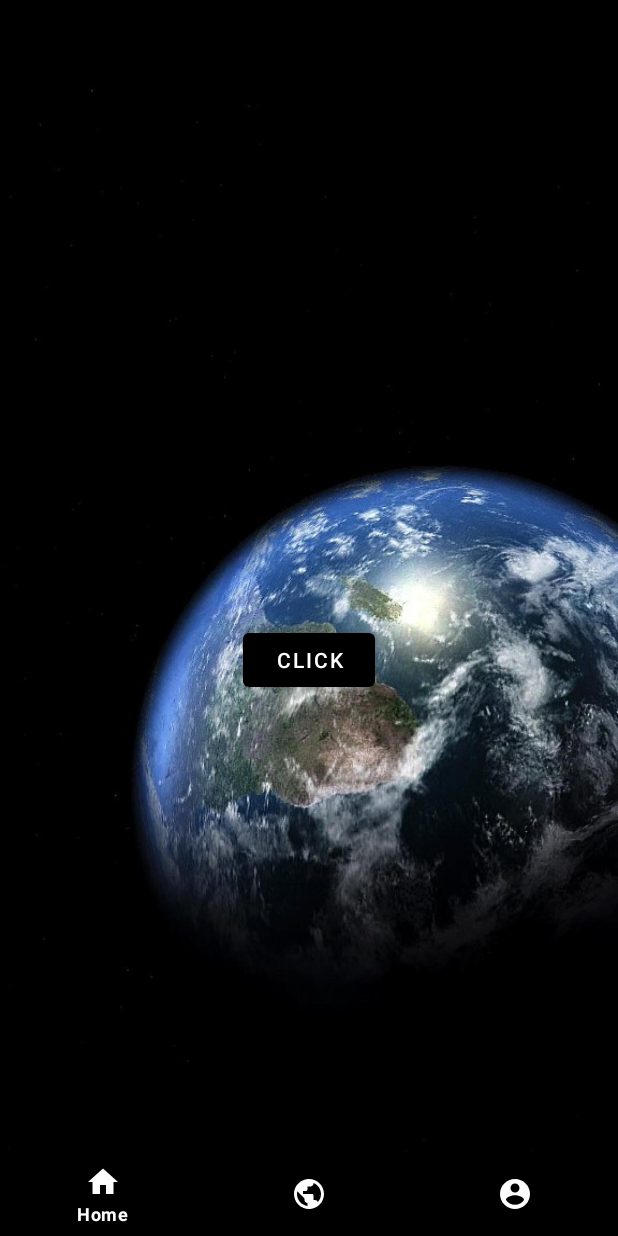
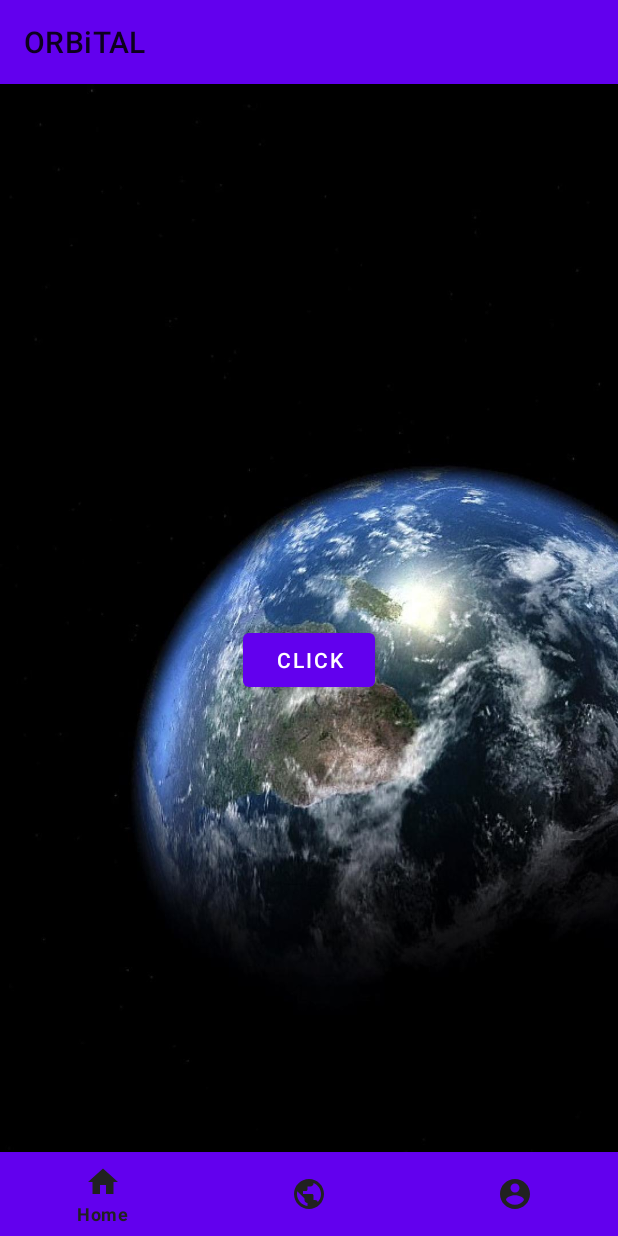
Before and after one commit to DewenHona/Amadeus-ORBiTAL, an Android app: the screen it shows after launch (MainActivity), on a phone screen of 412 x 824 dp. Run offline under Robolectric (Android 15) with nearby library versions, the phone set to English and light mode, and no system bars.

Commit message:
Mode added

```diff
--- a/app/src/main/res/layout/activity_main.xml
+++ b/app/src/main/res/layout/activity_main.xml
@@ -18,8 +18,8 @@
             style="@style/Widget.MaterialComponents.BottomNavigationView.Colored"
             android:layout_width="match_parent"
             android:layout_height="wrap_content"
-            app:itemIconTint="@color/white"
-            app:itemTextColor="@color/white"
+            app:itemIconTint="@color/colorPrimaryDark"
+            app:itemTextColor="@color/colorPrimaryDark"
             app:labelVisibilityMode="selected"
             app:menu="@menu/bottom_navigation_menu" />
 
--- a/app/src/main/res/values/colors.xml
+++ b/app/src/main/res/values/colors.xml
@@ -1,7 +1,7 @@
 <?xml version="1.0" encoding="utf-8"?>
 <resources>
     <color name="colorPrimary">#6200EE</color>
-    <color name="colorPrimaryDark">#000000</color>
+    <color name="colorPrimaryDark">#212121</color>
     <color name="colorAccent">#03DAC5</color>
     <color name="white">#FFFFFF</color>
 </resources>
--- a/app/src/main/res/values/styles.xml
+++ b/app/src/main/res/values/styles.xml
@@ -2,7 +2,7 @@
     <!-- Base application theme. -->
     <style name="AppTheme" parent="Theme.MaterialComponents.DayNight">
         <!-- Customize your theme here. -->
-        <item name="colorPrimary">@color/colorPrimaryDark</item>
+        <item name="colorPrimary">@color/colorPrimary</item>
         <item name="colorPrimaryDark">@color/colorPrimaryDark</item>
         <item name="colorAccent">@color/colorAccent</item>
     </style>
```
